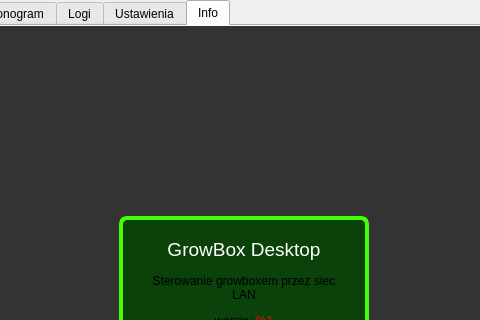
This is 3growbox_qtwidget/GrowBoxDesktop/mainwindow.ui in wojtron2/Desktop_QT_app_box as Qt 5 draws it before an edit; both pictures show x 163 to 643 and y 0 to 320 of the 800 by 600 pixel window. The edited form follows.
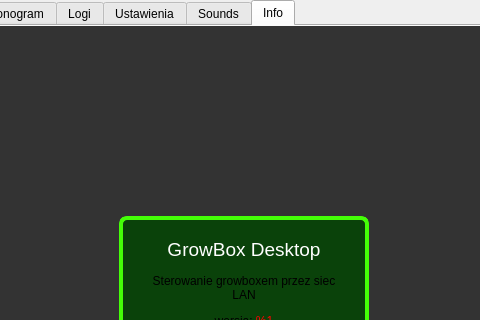
This is the edited form. The open tabs and pages were chosen to show the change. Icons and pictures are not drawn.

Commit message: sounds tab

Patch:
```diff
--- a/3growbox_qtwidget/GrowBoxDesktop/mainwindow.ui
+++ b/3growbox_qtwidget/GrowBoxDesktop/mainwindow.ui
@@ -168,6 +168,11 @@
       </property>
      </widget>
     </widget>
+    <widget class="QWidget" name="tab">
+     <attribute name="title">
+      <string>Sounds</string>
+     </attribute>
+    </widget>
     <widget class="QWidget" name="tab6_info">
      <property name="styleSheet">
       <string notr="true">#tab6_info {
```
